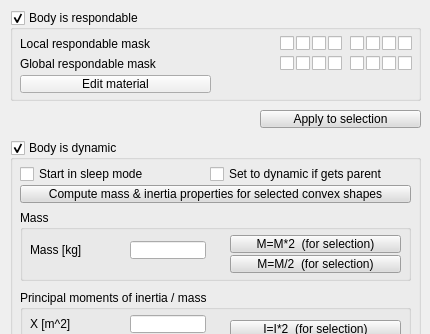
Above: ui/qdlgshapedyn.ui from CoppeliaRobotics/coppeliaSimLib before the change; both pictures show x 0 to 430 and y 0 to 334 of the 430 by 560 pixel window. Below: the same form after it.
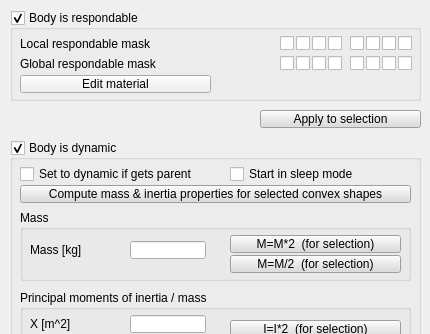
That is the form after the change.

The edit to the form file:
```diff
--- a/ui/qdlgshapedyn.ui
+++ b/ui/qdlgshapedyn.ui
@@ -1773,7 +1773,7 @@
    <widget class="QCheckBox" name="qqSleepModeStart">
     <property name="geometry">
      <rect>
-      <x>10</x>
+      <x>220</x>
       <y>25</y>
       <width>181</width>
       <height>18</height>
@@ -1789,7 +1789,7 @@
    <widget class="QCheckBox" name="qqAutomaticToNonStatic">
     <property name="geometry">
      <rect>
-      <x>200</x>
+      <x>10</x>
       <y>25</y>
       <width>211</width>
       <height>18</height>
```
